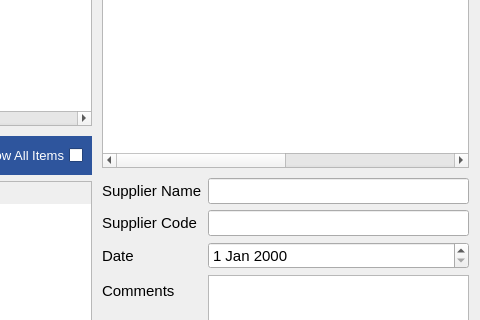
Before: the Qt Designer form estorecpp/addorderitemwidget.ui in Watti/estorecpp, drawn with Qt 5; both pictures show x 339 to 819 and y 171 to 491 of the 819 by 577 pixel window.
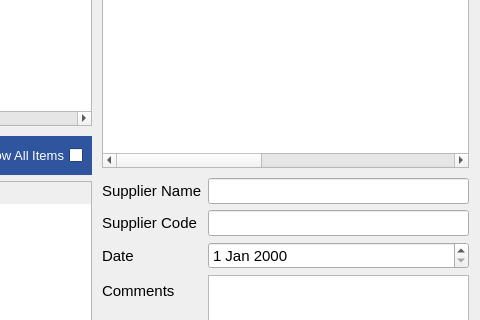
After: the same form once the commit is applied. Icons and pictures are not drawn.

Commit message: deletion of selected items in placed order fixed

```diff
--- a/estorecpp/addorderitemwidget.ui
+++ b/estorecpp/addorderitemwidget.ui
@@ -1123,7 +1123,7 @@
              </font>
             </property>
             <property name="columnCount">
-             <number>6</number>
+             <number>7</number>
             </property>
             <column/>
             <column/>
@@ -1131,6 +1131,7 @@
             <column/>
             <column/>
             <column/>
+            <column/>
            </widget>
           </item>
          </layout>
```
The commit also changes 2 other files.
